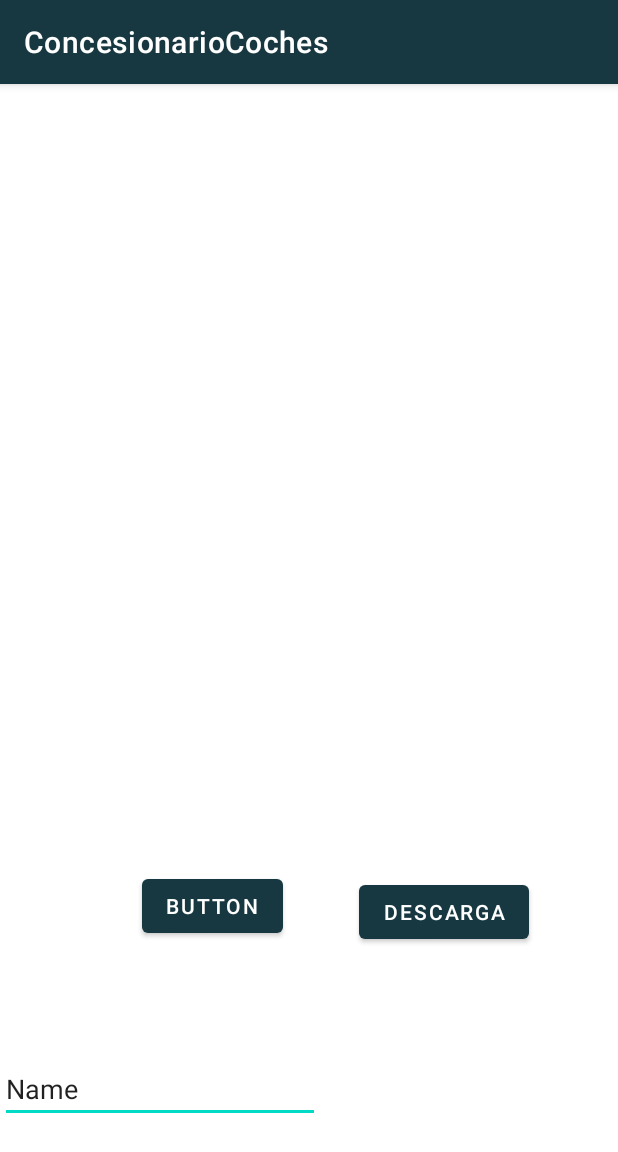
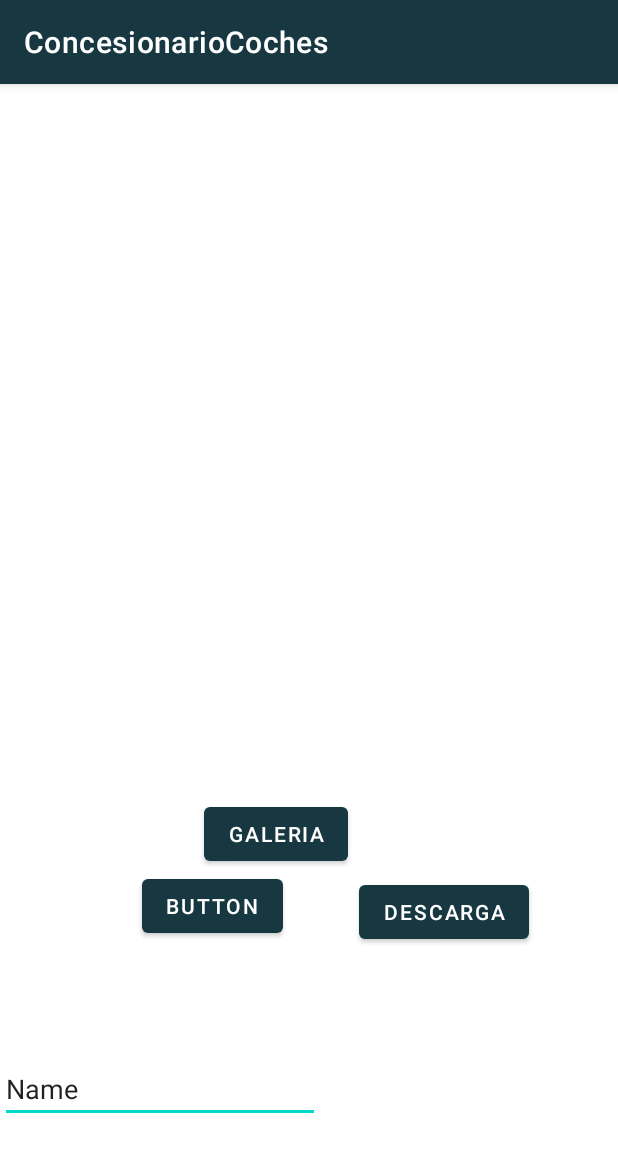
Before and after one commit to JoseAntonioNavas/AndroidAp, an Android app: the imgProfile screen opened directly, with no data from a screen before it, on a phone screen of 412 x 824 dp. Shown: the top 1152 px of the screen. Run offline under Robolectric (Android 15) with nearby library versions, the light colour scheme and no system bars; our stand-ins replace Volley; pictures from the network do not load.

Commit message:
11 febreto 12:34

```diff
--- a/app/build.gradle
+++ b/app/build.gradle
@@ -41,7 +41,6 @@ dependencies {
 
     implementation 'com.android.volley:volley:1.1.1'
     implementation 'com.github.bumptech.glide:glide:4.11.0'
-    annotationProcessor 'androidx.annotation:annotation:1.0.0'
     annotationProcessor 'com.github.bumptech.glide:glide:4.11.0'
 
 
--- a/app/src/main/res/layout/activity_img_profile.xml
+++ b/app/src/main/res/layout/activity_img_profile.xml
@@ -48,4 +48,15 @@
         app:layout_constraintBottom_toBottomOf="parent"
         app:layout_constraintTop_toBottomOf="@+id/btnUpload"
         tools:layout_editor_absoluteX="57dp" />
+
+    <Button
+        android:id="@+id/btnGaleria"
+        android:layout_width="wrap_content"
+        android:layout_height="wrap_content"
+        android:layout_marginTop="476dp"
+        android:text="galeria"
+        app:layout_constraintEnd_toEndOf="parent"
+        app:layout_constraintHorizontal_bias="0.43"
+        app:layout_constraintStart_toStartOf="parent"
+        app:layout_constraintTop_toTopOf="parent" />
 </androidx.constraintlayout.widget.ConstraintLayout>
```
Also changed, not shown: app/src/main/java/controller/imgProfile.java (+59 -9 lines), app/src/main/java/model/profilePhoto.java (added, +38 -0 lines).
